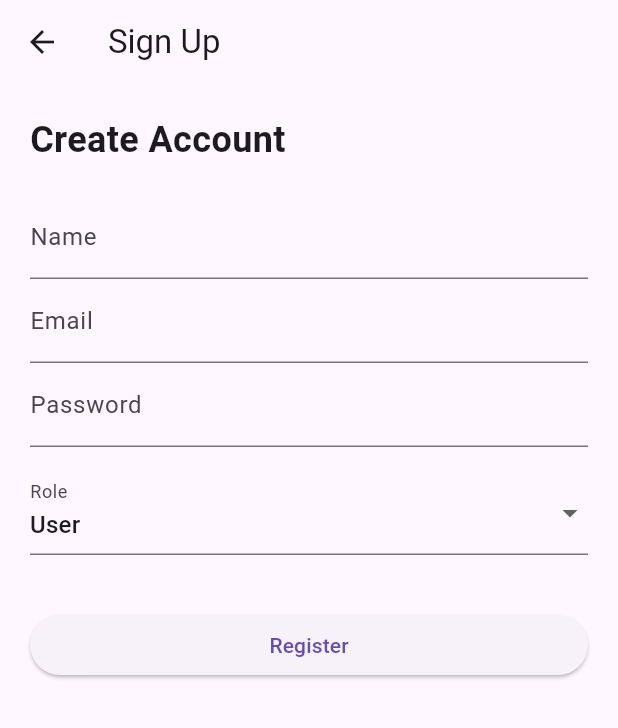
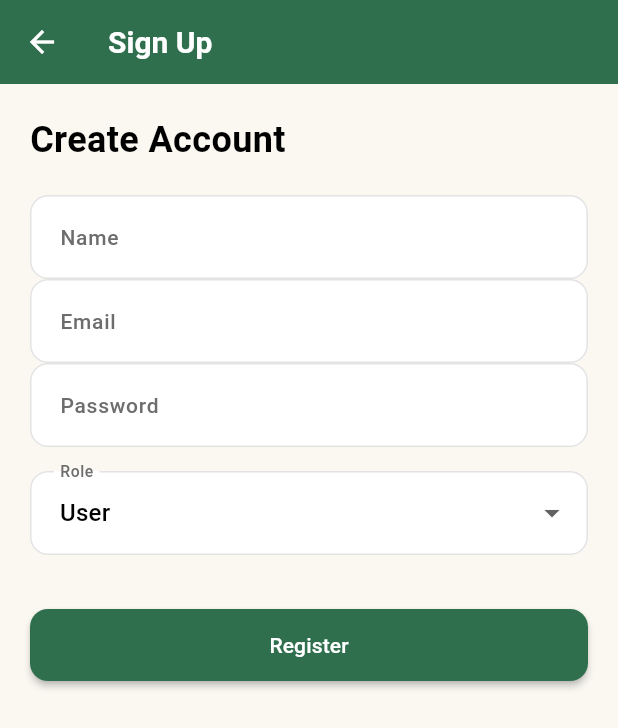
Before and after one commit to Nizkia/PinePro, a Flutter app: the screen it shows after launch, after a tap on "Create new account", on a phone screen of 412 x 824 dp. Shown: the top 728 px of the screen. Run offline on Flutter 3.47's test engine with Material 3 defaults, Android fonts, the light colour scheme and no system bars; our stand-ins replace sqflite; accounts and stored records are empty; Roboto replaces fonts that are missing (Poppins).

Commit message:
UI styling updates + global theme integration

```diff
--- a/lib/main.dart
+++ b/lib/main.dart
@@ -1,5 +1,6 @@
 import 'package:flutter/material.dart';
 import 'screens/auth/login_screen.dart';
+import 'theme/app_theme.dart';
 
 void main() {
   runApp(const MyApp());
@@ -10,9 +11,10 @@ class MyApp extends StatelessWidget {
 
   @override
   Widget build(BuildContext context) {
-    return const MaterialApp(
+    return MaterialApp(
       debugShowCheckedModeBanner: false,
-      home: LoginScreen(),
+      theme: buildAppTheme(),
+      home: const LoginScreen(),
     );
   }
 }
--- /dev/null
+++ b/lib/theme/app_theme.dart
@@ -0,0 +1,97 @@
+import 'package:flutter/material.dart';
+import 'app_colors.dart';
+import 'app_spacing.dart';
+
+ThemeData buildAppTheme() {
+  return ThemeData(
+    fontFamily: 'Poppins',
+
+    scaffoldBackgroundColor: AppColors.background,
+
+    colorScheme: ColorScheme.light(
+      primary: AppColors.primary,
+      secondary: AppColors.accent,
+      surface: AppColors.surface,
+    ),
+
+    appBarTheme: const AppBarTheme(
+      backgroundColor: AppColors.primary,
+      foregroundColor: Colors.white,
+      elevation: 0,
+      centerTitle: false,
+      titleTextStyle: TextStyle(
+        fontFamily: 'Poppins',
+        fontSize: 20,
+        fontWeight: FontWeight.w600,
+        color: Colors.white,
+      ),
+    ),
+
+    tabBarTheme: const TabBarTheme(
+      labelColor: Colors.white,
+      unselectedLabelColor: Colors.white70,
+      indicatorColor: Colors.white,
+      labelStyle: TextStyle(
+        fontSize: 15,
+        fontWeight: FontWeight.w600,
+      ),
+      unselectedLabelStyle: TextStyle(
+        fontSize: 14,
+        fontWeight: FontWeight.w400,
+      ),
+    ),
+
+    cardTheme: CardTheme(
+      elevation: 2,
+      margin: const EdgeInsets.symmetric(vertical: 8, horizontal: 16),
+      shadowColor: Colors.black12,
+      color: AppColors.surface,
+      shape: RoundedRectangleBorder(
+        borderRadius: BorderRadius.circular(12),
+      ),
+    ),
+
+    inputDecorationTheme: InputDecorationTheme(
+      filled: true,
+      fillColor: AppColors.surface,
+
+      contentPadding: const EdgeInsets.symmetric(
+        vertical: AppSpacing.md,
+        horizontal: AppSpacing.md,
+      ),
+
+      labelStyle: const TextStyle(
+        fontSize: 14,
+        fontWeight: FontWeight.w500,
+        color: AppColors.textSecondary,
+      ),
+
+      enabledBorder: OutlineInputBorder(
+        borderSide: const BorderSide(color: AppColors.border),
+        borderRadius: BorderRadius.circular(12),
+      ),
+      focusedBorder: OutlineInputBorder(
+        borderSide: const BorderSide(color: AppColors.primary, width: 2),
+        borderRadius: BorderRadius.circular(12),
+      ),
+    ),
+
+
+    elevatedButtonTheme: ElevatedButtonThemeData(
+      style: ElevatedButton.styleFrom(
+        backgroundColor: AppColors.primary,
+        foregroundColor: Colors.white,
+        padding: const EdgeInsets.symmetric(vertical: 14, horizontal: 20),
+        shape: RoundedRectangleBorder(
+          borderRadius: BorderRadius.circular(12),
+        ),
+        elevation: 2,
+      ),
+    ),
+
+    iconTheme: const IconThemeData(
+      color: AppColors.primaryDark,
+      size: 26,
+    ),
+  );
+}
```
Also changed, not shown: lib/screens/entrepreneurs/entrepreneur_detail.dart (+23 -4 lines), lib/screens/entrepreneurs/entrepreneur_list.dart (+14 -11 lines), lib/screens/users/userhome_screen.dart (+13 -5 lines), lib/theme/app_colors.dart (added, +17 -0 lines), lib/theme/app_spacing.dart (added, +7 -0 lines), lib/theme/app_text_styles.dart (added, +37 -0 lines), pubspec.lock, 1 other file.
